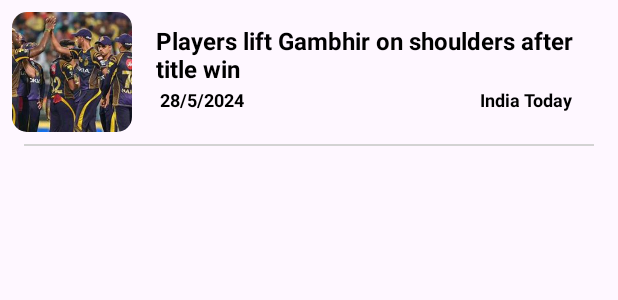
After one commit to Project-Drop/TodayNews, an Android app built with Jetpack Compose: the layout list_item.xml on its own in the app's theme, with its tools: preview values and no code run, on a phone screen of 412 x 824 dp. The commit adds this screen. Shown: the top 300 px of the screen. Run offline under Robolectric (Android 15) with nearby library versions, the phone set to English and light mode, and no system bars.

Commit message:
recycler view list UI done

```diff
--- a/app/src/main/res/layout/fragment_news.xml
+++ b/app/src/main/res/layout/fragment_news.xml
@@ -5,10 +5,10 @@
     android:layout_height="match_parent"
     tools:context=".NewsFragment">
 
-    <!-- TODO: Update blank fragment layout -->
-    <TextView
+    <androidx.recyclerview.widget.RecyclerView
         android:layout_width="match_parent"
         android:layout_height="match_parent"
-        android:text="@string/news_fragment" />
+        android:id="@+id/recyclerview"
+        />
 
 </FrameLayout>
--- /dev/null
+++ b/app/src/main/res/layout/list_item.xml
@@ -0,0 +1,73 @@
+<?xml version="1.0" encoding="utf-8"?>
+<androidx.constraintlayout.widget.ConstraintLayout xmlns:android="http://schemas.android.com/apk/res/android"
+    android:layout_width="match_parent"
+    android:layout_height="match_parent"
+    xmlns:app="http://schemas.android.com/apk/res-auto"
+    android:layout_margin="8dp"
+    >
+
+    <com.google.android.material.imageview.ShapeableImageView
+        android:id="@+id/title_image"
+        android:layout_width="80dp"
+        android:layout_height="80dp"
+        android:adjustViewBounds="true"
+        android:scaleType="centerCrop"
+        android:src="@drawable/kkr2"
+        app:layout_constraintStart_toStartOf="parent"
+        app:layout_constraintTop_toTopOf="parent"
+        app:shapeAppearanceOverlay="@style/RoundedCorner" />
+
+    <TextView
+        android:id="@+id/Heading"
+        android:layout_width="0dp"
+        android:layout_height="wrap_content"
+        android:textColor="@color/black"
+        android:textSize="16sp"
+        android:textStyle="bold"
+        android:text="Players lift Gambhir on shoulders after title win"
+        android:layout_marginStart="16dp"
+        android:layout_marginEnd="16dp"
+        android:layout_marginTop="8dp"
+        app:layout_constraintEnd_toEndOf="parent"
+        app:layout_constraintStart_toEndOf="@+id/title_image"
+        app:layout_constraintTop_toTopOf="parent"/>
+
+        <TextView
+            android:id="@+id/published"
+            android:layout_width="0dp"
+            android:layout_height="wrap_content"
+            android:textColor="@color/black"
+            android:textSize="12sp"
+            android:textStyle="bold"
+            android:text="28/5/2024"
+            app:layout_constraintEnd_toEndOf="parent"
+            app:layout_constraintTop_toTopOf="parent"
+            android:layout_marginTop="50dp"
+            android:layout_marginEnd="241dp"
+            />
+
+    <TextView
+        android:id="@+id/publishedBy"
+        android:layout_width="0dp"
+        android:layout_height="wrap_content"
+        android:textColor="@color/black"
+        android:textSize="12sp"
+        android:textStyle="bold"
+        android:text="India Today"
+        app:layout_constraintEnd_toEndOf="parent"
+        android:layout_marginTop="50dp"
+        android:layout_marginEnd="22dp"
+        app:layout_constraintTop_toTopOf="parent"
+        />
+
+
+
+    <View
+        android:layout_width="match_parent"
+        android:layout_height="1dp"
+        android:layout_margin="8dp"
+        app:layout_constraintStart_toStartOf="parent"
+        app:layout_constraintTop_toBottomOf="@+id/title_image"
+        android:background="@color/grey"/>
+
+</androidx.constraintlayout.widget.ConstraintLayout>
--- a/app/src/main/res/values/colors.xml
+++ b/app/src/main/res/values/colors.xml
@@ -3,4 +3,5 @@
     <color name="black">#FF000000</color>
     <color name="white">#FFFFFFFF</color>
     <color name="purple">#7B1FA2</color>
+    <color name="grey">#D3D3D3</color>
 </resources>
--- a/app/src/main/res/values/themes.xml
+++ b/app/src/main/res/values/themes.xml
@@ -6,4 +6,10 @@
     </style>
 
     <style name="Theme.TodayNews" parent="Base.Theme.TodayNews" />
+
+    <style name="RoundedCorner" parent="">
+        <item name="cornerFamily">rounded</item>
+        <item name="cornerSize">10dp</item>
+        <item name="color">@color/white</item>
+    </style>
 </resources>
```
Also changed, not shown: app/src/main/res/drawable/kkr.jpg (added), app/src/main/res/drawable/kkr2.jpg (added).
